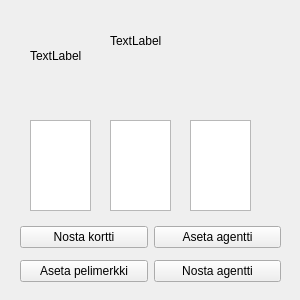
Old version of the form ElectionGame/Student/kaupunginosa.ui in the repository elguitar/los-horos.
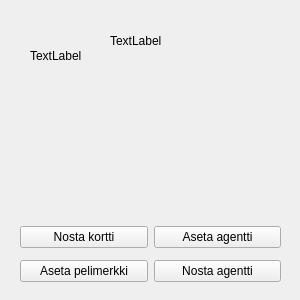
New version of the form.

```diff
--- a/ElectionGame/Student/kaupunginosa.ui
+++ b/ElectionGame/Student/kaupunginosa.ui
@@ -29,36 +29,6 @@
     <bool>true</bool>
    </property>
   </widget>
-  <widget class="QGraphicsView" name="agentti1">
-   <property name="geometry">
-    <rect>
-     <x>30</x>
-     <y>120</y>
-     <width>61</width>
-     <height>91</height>
-    </rect>
-   </property>
-  </widget>
-  <widget class="QGraphicsView" name="agentti2">
-   <property name="geometry">
-    <rect>
-     <x>110</x>
-     <y>120</y>
-     <width>61</width>
-     <height>91</height>
-    </rect>
-   </property>
-  </widget>
-  <widget class="QGraphicsView" name="agentti3">
-   <property name="geometry">
-    <rect>
-     <x>190</x>
-     <y>120</y>
-     <width>61</width>
-     <height>91</height>
-    </rect>
-   </property>
-  </widget>
   <widget class="QWidget" name="gridLayoutWidget">
    <property name="geometry">
     <rect>
@@ -112,6 +82,45 @@
     <string>TextLabel</string>
    </property>
   </widget>
+  <widget class="QWidget" name="age1" native="true">
+   <property name="geometry">
+    <rect>
+     <x>40</x>
+     <y>120</y>
+     <width>61</width>
+     <height>91</height>
+    </rect>
+   </property>
+   <property name="autoFillBackground">
+    <bool>true</bool>
+   </property>
+  </widget>
+  <widget class="QWidget" name="age3" native="true">
+   <property name="geometry">
+    <rect>
+     <x>200</x>
+     <y>120</y>
+     <width>61</width>
+     <height>91</height>
+    </rect>
+   </property>
+   <property name="autoFillBackground">
+    <bool>true</bool>
+   </property>
+  </widget>
+  <widget class="QWidget" name="age2" native="true">
+   <property name="geometry">
+    <rect>
+     <x>120</x>
+     <y>120</y>
+     <width>61</width>
+     <height>91</height>
+    </rect>
+   </property>
+   <property name="autoFillBackground">
+    <bool>true</bool>
+   </property>
+  </widget>
  </widget>
  <resources/>
  <connections/>
```
